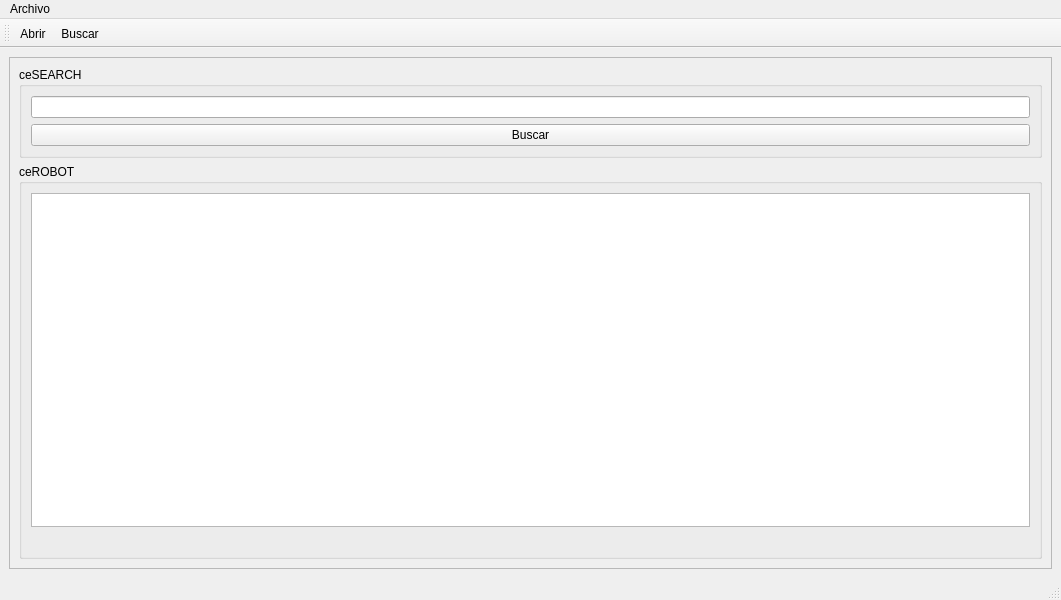
Above: ceROBOT/mainwindow.ui from invabadilla/TECFileSystem before the change. Below: the same form after it.
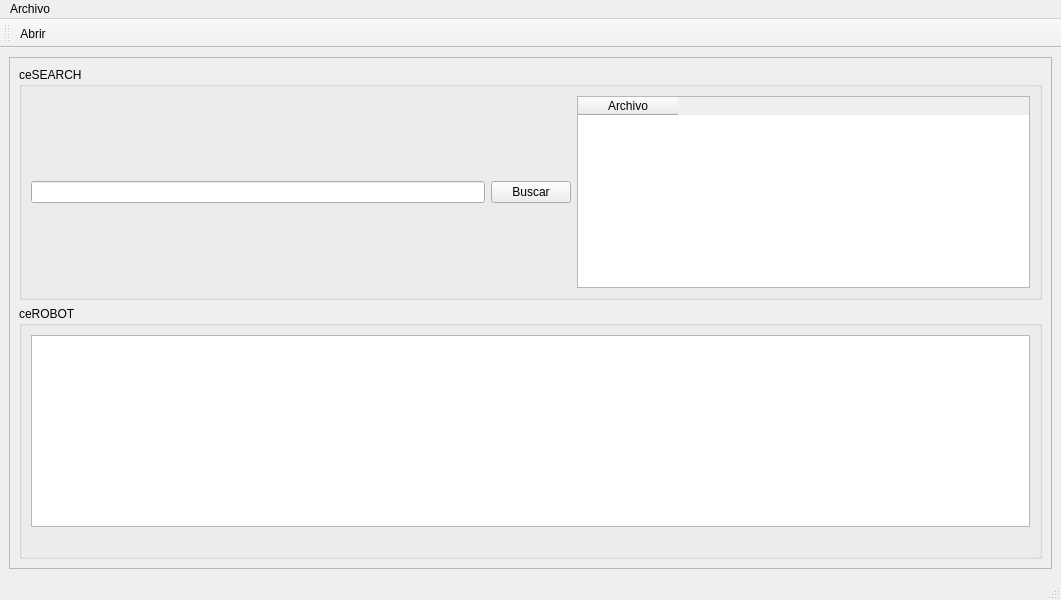
That is the form after the change. Icons and pictures are not drawn.

Patch:
```diff
--- a/ceROBOT/mainwindow.ui
+++ b/ceROBOT/mainwindow.ui
@@ -28,7 +28,7 @@
        <enum>QFrame::Raised</enum>
       </property>
       <layout class="QGridLayout" name="gridLayout_3">
-       <item row="1" column="1">
+       <item row="2" column="1">
         <widget class="QGroupBox" name="groupBox_2">
          <property name="title">
           <string>ceROBOT</string>
@@ -52,17 +52,29 @@
          <property name="title">
           <string>ceSEARCH</string>
          </property>
-         <layout class="QGridLayout" name="gridLayout_2">
-          <item row="0" column="0">
+         <layout class="QHBoxLayout" name="horizontalLayout">
+          <item>
            <widget class="QLineEdit" name="lineEdit"/>
           </item>
-          <item row="1" column="0">
+          <item>
            <widget class="QPushButton" name="pushButton">
             <property name="text">
              <string>Buscar</string>
             </property>
            </widget>
           </item>
+          <item>
+           <widget class="QTableWidget" name="tableWidget">
+            <column>
+             <property name="text">
+              <string>Archivo</string>
+             </property>
+             <property name="textAlignment">
+              <set>AlignCenter</set>
+             </property>
+            </column>
+           </widget>
+          </item>
          </layout>
         </widget>
        </item>
@@ -100,7 +112,6 @@
     <bool>false</bool>
    </attribute>
    <addaction name="actionAbrir"/>
-   <addaction name="actionBuscar"/>
   </widget>
   <action name="actionAbrir">
    <property name="text">
@@ -110,11 +121,6 @@
     <string>Ctrl+A</string>
    </property>
   </action>
-  <action name="actionBuscar">
-   <property name="text">
-    <string>Buscar</string>
-   </property>
-  </action>
  </widget>
  <resources>
   <include location="iconos.qrc"/>
```
